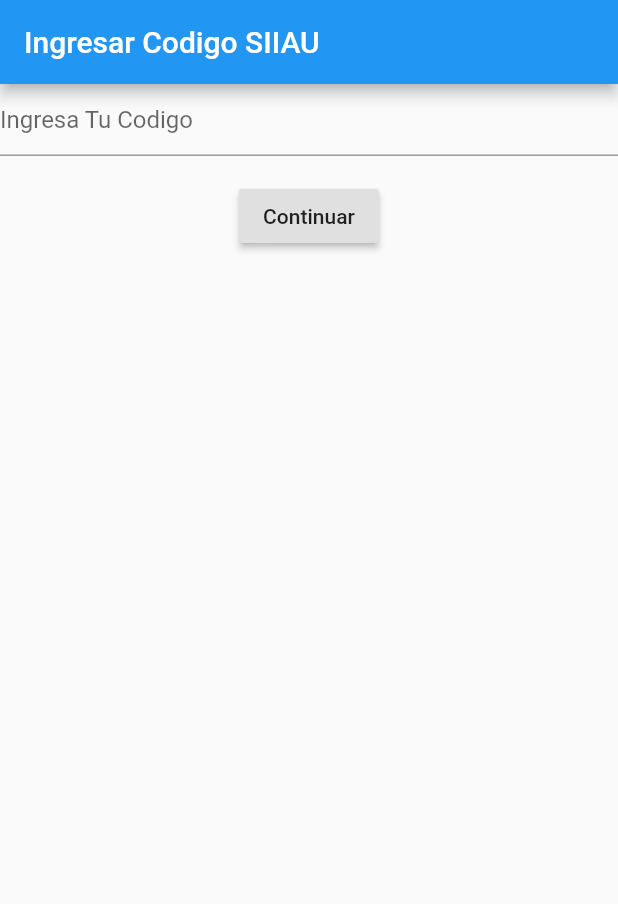
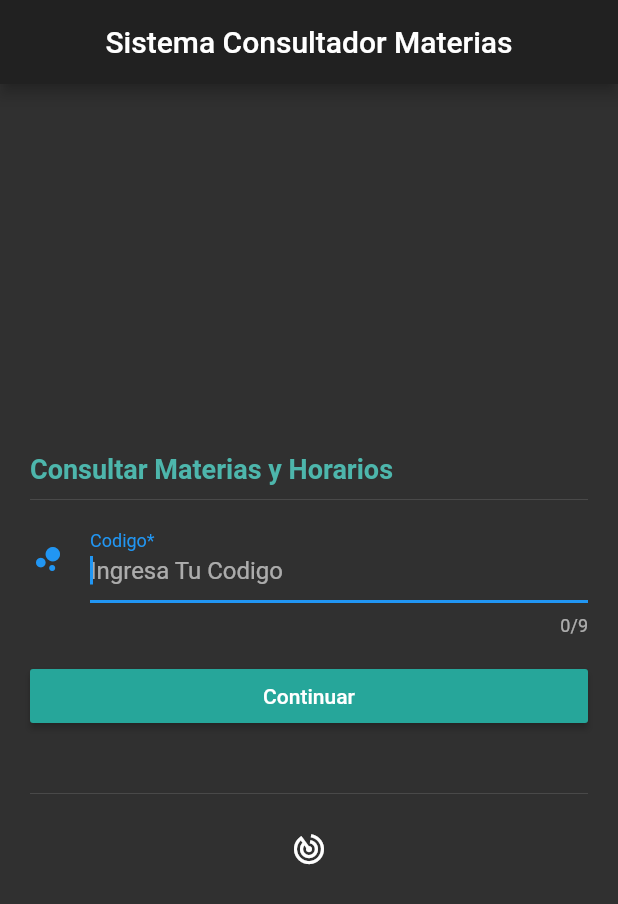
Before and after one commit to martinjosue11/KeK, a Flutter app: the screen it shows after launch, on a phone screen of 412 x 824 dp. Shown: the top 904 px of the screen. Run offline on Flutter 3.47's test engine with Material 2 defaults, Android fonts, the phone set to English and light mode, and no system bars; our stand-ins replace sqflite; accounts and stored records are empty.

Commit message:
Pagina Inicial con Icono Animado

```diff
--- a/lib/main.dart
+++ b/lib/main.dart
@@ -7,6 +7,7 @@ class MyApp extends StatelessWidget {
   @override
   Widget build(BuildContext context) {
     return MaterialApp(
+      theme: ThemeData.dark(),
       debugShowCheckedModeBanner: false,
       initialRoute: 'home',
       routes: {
--- a/lib/src/pages/ingresar_codigo.dart
+++ b/lib/src/pages/ingresar_codigo.dart
@@ -14,15 +14,37 @@ class _IngresarCodigoPageState extends State<IngresarCodigoPage> {
   Widget build(BuildContext context) {
     return Scaffold(
         appBar: AppBar(
-        title: Text('Ingresar Codigo SIIAU'),
+          centerTitle: true,
+          title: Text('Sistema Consultador Materias'),
         ),
-      body: Form(
+        resizeToAvoidBottomPadding: true,
+        //
+        body: Center(
+          child: Form(
             key: _formKey,
-        child: Column(
+            child: ListView(
+              shrinkWrap: true,
+              padding: const EdgeInsets.all(20.0),
               children: [
+                Text(
+                  'Consultar Materias y Horarios',
+                  style: TextStyle(
+                    fontWeight: FontWeight.bold,
+                    color: Colors.teal[300],
+                    fontSize: 18.0,
+                  ),
+                ),
+                Divider(
+                  height: 20.0,
+                ),
                 TextFormField(
+                  maxLength: 9,
+                  autofocus: true,
                   controller: codigoController,
-              decoration: const InputDecoration(hintText: 'Ingresa Tu Codigo'),
+                  decoration: const InputDecoration(
+                      hintText: 'Ingresa Tu Codigo',
+                      labelText: 'Codigo*',
+                      icon: Icon(Icons.bubble_chart)),
                   validator: (value) {
                     if (value.isEmpty) {
                       return 'Por favor ingresa tu codigo';
@@ -33,19 +55,74 @@ class _IngresarCodigoPageState extends State<IngresarCodigoPage> {
                 Padding(
                   padding: const EdgeInsets.symmetric(vertical: 16.0),
                   child: RaisedButton(
+                    color: Colors.teal[400],
                     onPressed: () {
                       if (_formKey.currentState.validate()) {
                         AlumnosApiProvider(codigoController.text);
                         Navigator.of(context).push(MaterialPageRoute(
-                        builder: (context) => HomePage(codigoController.text)));
+                            builder: (context) =>
+                                HomePage(codigoController.text)));
                       }
                     },
                     child: Text('Continuar'),
                   ),
                 ),
+                Divider(
+                  height: 50.0,
+                ),
+                GirarAnimacion(
+                  icon: Icons.track_changes,
+                )
               ],
             ),
           ),
+        ));
+  }
+}
+
+class GirarAnimacion extends StatefulWidget {
+  final IconData icon;
+  final Duration duration;
+
+  const GirarAnimacion({
+    Key key,
+    @required this.icon,
+    this.duration = const Duration(milliseconds: 1800),
+  }) : super(key: key);
+
+  @override
+  _GirarAnimacionState createState() => _GirarAnimacionState();
+}
+
+class _GirarAnimacionState extends State<GirarAnimacion>
+    with SingleTickerProviderStateMixin {
+  AnimationController _controller;
+  Widget _child;
+
+  @override
+  void initState() {
+    _controller = AnimationController(
+      vsync: this,
+      duration: Duration(milliseconds: 2000),
+    )..repeat();
+    _child = Icon(
+      widget.icon,
+    );
+
+    super.initState();
+  }
+
+  @override
+  void dispose() {
+    _controller.dispose();
+    super.dispose();
+  }
+
+  @override
+  Widget build(BuildContext context) {
+    return RotationTransition(
+      turns: _controller,
+      child: _child,
     );
   }
 }
```
Lines whose indentation alone changed are shown as unchanged.
